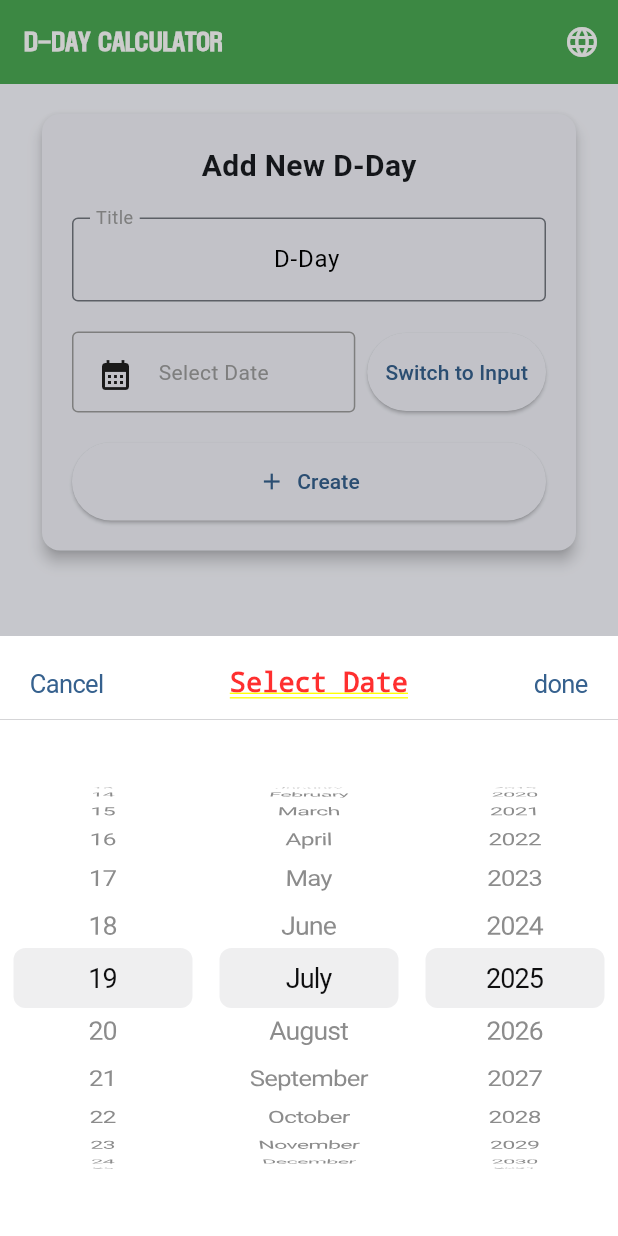
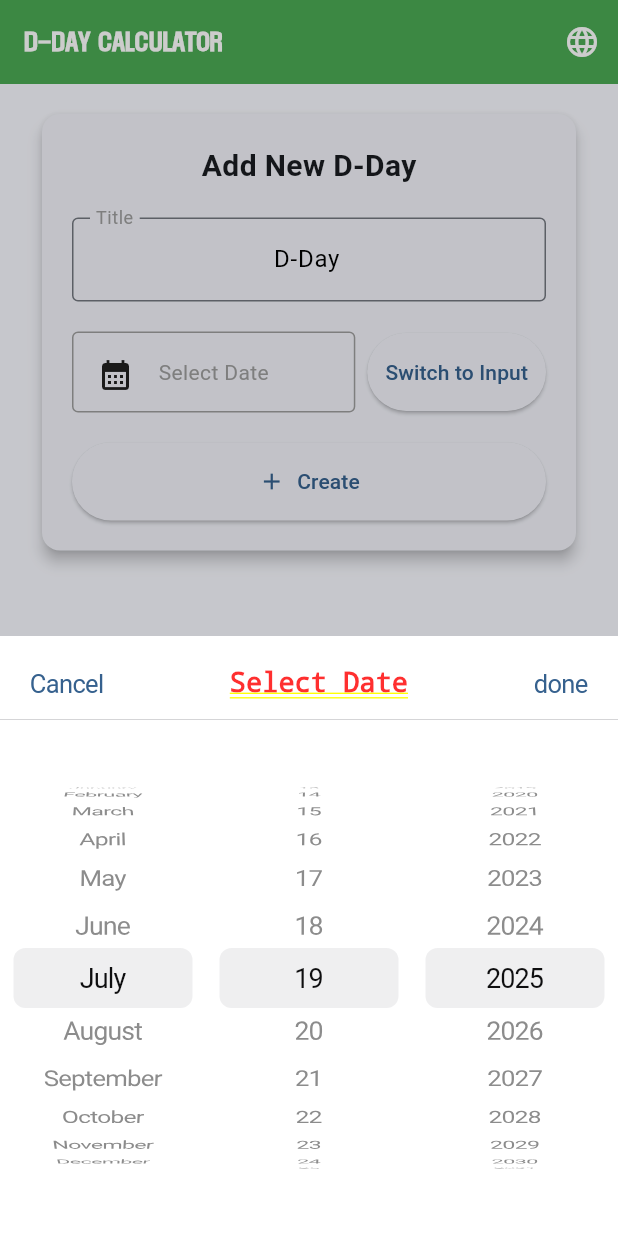
Before and after one commit to callmenomad/ddaycalc, a Flutter app: the screen it shows after launch, after a tap on "Select Date", on a phone screen of 412 x 824 dp. Run offline on Flutter 3.47's test engine with Material 3 defaults, Android fonts, the phone set to English and light mode, and no system bars.

Commit message:
Implement language-specific date picker order - Korean/Japanese/Chinese: Year→Month→Day, English/Tagalog: Month→Day→Year, European: Day→Month→Year

```diff
--- a/lib/main.dart
+++ b/lib/main.dart
@@ -919,19 +919,78 @@ class _DDayCalculatorPageState extends State<DDayCalculatorPage> {
                     ],
                   ),
                 ),
-                // Custom Date Picker
+                // Custom Date Picker with language-specific order
                 Expanded(
-                  child: Row(
-                    children: [
-                      // Day Picker
-                      Expanded(
+                  child: _buildDatePickerRow(
+                    selectedDay: selectedDay,
+                    selectedMonth: selectedMonth,
+                    selectedYear: selectedYear,
+                    onDayChanged: (int day) => selectedDay = day,
+                    onMonthChanged: (int month) => selectedMonth = month,
+                    onYearChanged: (int year) => selectedYear = year,
+                  ),
+                ),
+              ],
+            ),
+          ),
+        );
+      },
+    );
+  }
+
+  Widget _buildDatePickerRow({
+    required int selectedDay,
+    required int selectedMonth,
+    required int selectedYear,
+    required Function(int) onDayChanged,
+    required Function(int) onMonthChanged,
+    required Function(int) onYearChanged,
+  }) {
+    // Determine picker order based on language
+    List<Widget> pickers = [];
+
+    switch (widget.currentLanguage) {
+      case '한국어':
+      case '日本語':
+      case '中文':
+        // Year → Month → Day (Asian format)
+        pickers = [
+          _buildYearPicker(selectedYear, onYearChanged),
+          _buildMonthPicker(selectedMonth, onMonthChanged),
+          _buildDayPicker(selectedDay, onDayChanged),
+        ];
+        break;
+      case 'English':
+      case 'Tagalog':
+        // Month → Day → Year (US format)
+        pickers = [
+          _buildMonthPicker(selectedMonth, onMonthChanged),
+          _buildDayPicker(selectedDay, onDayChanged),
+          _buildYearPicker(selectedYear, onYearChanged),
+        ];
+        break;
+      default:
+        // Day → Month → Year (European format)
+        pickers = [
+          _buildDayPicker(selectedDay, onDayChanged),
+          _buildMonthPicker(selectedMonth, onMonthChanged),
+          _buildYearPicker(selectedYear, onYearChanged),
+        ];
+        break;
+    }
+
+    return Row(children: pickers);
+  }
+
+  Widget _buildDayPicker(int selectedDay, Function(int) onChanged) {
+    return Expanded(
       child: CupertinoPicker(
         itemExtent: 40,
         scrollController: FixedExtentScrollController(
           initialItem: selectedDay - 1,
         ),
         onSelectedItemChanged: (int index) {
-                            selectedDay = index + 1;
+          onChanged(index + 1);
         },
         children: List.generate(31, (index) {
           return Center(
@@ -942,16 +1001,18 @@ class _DDayCalculatorPageState extends State<DDayCalculatorPage> {
           );
         }),
       ),
-                      ),
-                      // Month Picker
-                      Expanded(
+    );
+  }
+
+  Widget _buildMonthPicker(int selectedMonth, Function(int) onChanged) {
+    return Expanded(
       child: CupertinoPicker(
         itemExtent: 40,
         scrollController: FixedExtentScrollController(
           initialItem: selectedMonth - 1,
         ),
         onSelectedItemChanged: (int index) {
-                            selectedMonth = index + 1;
+          onChanged(index + 1);
         },
         children: _getMonthNames().map((month) => Center(
           child: Text(
@@ -960,16 +1021,18 @@ class _DDayCalculatorPageState extends State<DDayCalculatorPage> {
           ),
         )).toList(),
       ),
-                      ),
-                      // Year Picker
-                      Expanded(
+    );
+  }
+
+  Widget _buildYearPicker(int selectedYear, Function(int) onChanged) {
+    return Expanded(
       child: CupertinoPicker(
         itemExtent: 40,
         scrollController: FixedExtentScrollController(
           initialItem: selectedYear - 1900,
         ),
         onSelectedItemChanged: (int index) {
-                            selectedYear = 1900 + index;
+          onChanged(1900 + index);
         },
         children: List.generate(301, (index) {
           return Center(
@@ -980,15 +1043,6 @@ class _DDayCalculatorPageState extends State<DDayCalculatorPage> {
           );
         }),
       ),
-                      ),
-                    ],
-                  ),
-                ),
-              ],
-            ),
-          ),
-        );
-      },
     );
   }
 
```
Lines whose indentation alone changed are shown as unchanged.
